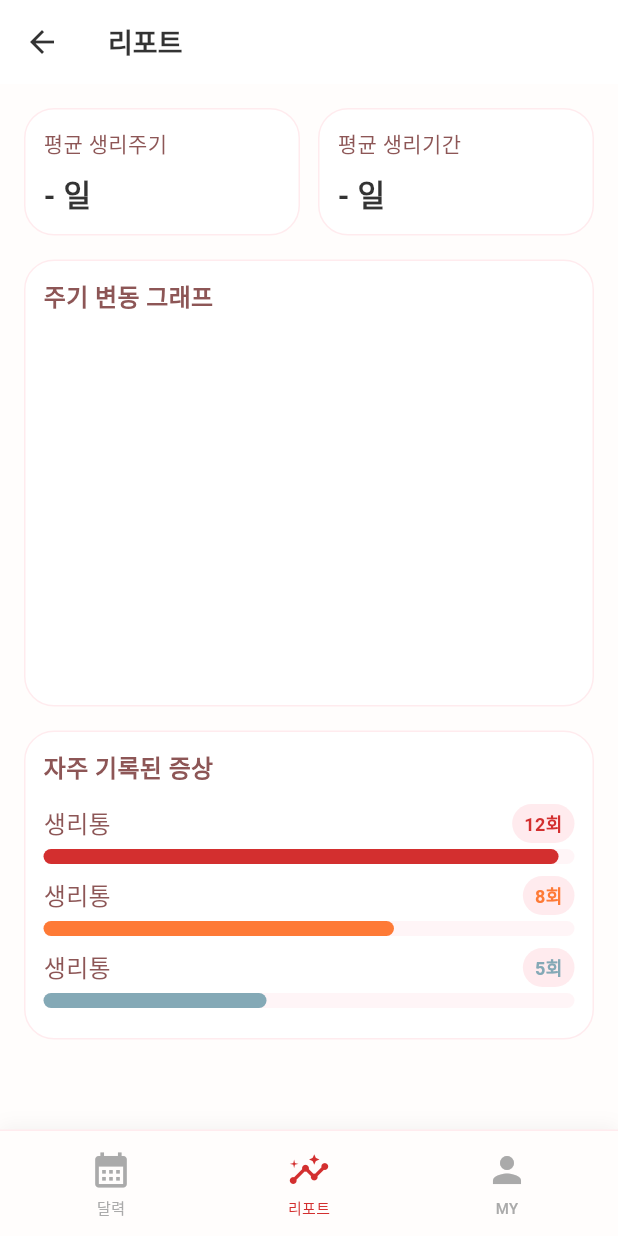
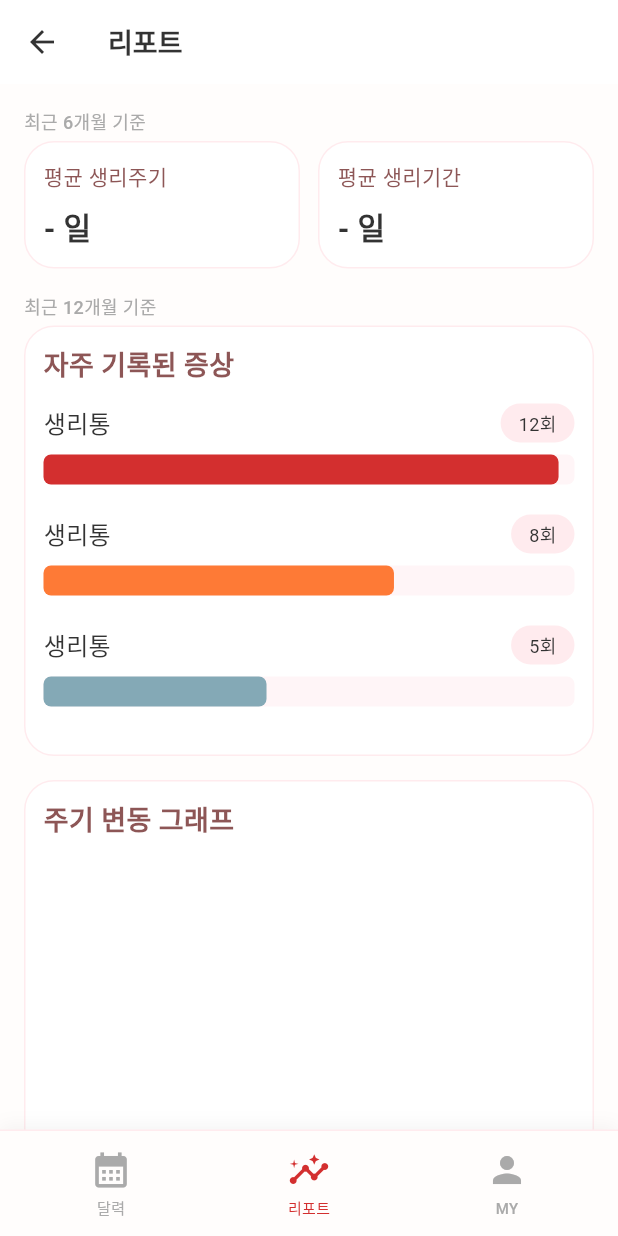
Before and after one commit to mj012345/redtime, a Flutter app: the ReportView screen opened by its route, on a phone screen of 412 x 824 dp. Run offline on Flutter 3.47's test engine with Material 3 defaults, Android fonts, the phone set to English and light mode, and no system bars; our stand-ins replace cloud_firestore, firebase_auth, firebase_core, google_sign_in; accounts and stored records are empty; network calls fail; Roboto replaces fonts that are missing (Pretendard).

Commit message:
[feat] 리포트 페이지 ui 수정

```diff
--- a/lib/view/report/report_view.dart
+++ b/lib/view/report/report_view.dart
@@ -191,6 +191,16 @@ class ReportView extends StatelessWidget {
         child: Column(
           crossAxisAlignment: CrossAxisAlignment.start,
           children: [
+            // 1. 평균 생리주기, 평균 생리기간
+            Text(
+              "최근 6개월 기준",
+              style: AppTextStyles.body.copyWith(
+                fontSize: 12,
+                color: AppColors.textDisabled,
+              ),
+            ),
+            const SizedBox(height: AppSpacing.xs),
+
             Row(
               children: [
                 Expanded(
@@ -203,6 +213,45 @@ class ReportView extends StatelessWidget {
               ],
             ),
             const SizedBox(height: AppSpacing.lg),
+            // 2. 자주 기록된 증상
+            Text(
+              "최근 12개월 기준",
+              style: AppTextStyles.body.copyWith(
+                fontSize: 12,
+                color: AppColors.textDisabled,
+              ),
+            ),
+            const SizedBox(height: AppSpacing.xs),
+
+            Container(
+              width: double.infinity,
+              padding: const EdgeInsets.all(AppSpacing.md),
+              decoration: BoxDecoration(
+                color: AppColors.surface,
+                borderRadius: BorderRadius.circular(AppSpacing.radiusLg),
+                border: Border.all(color: AppColors.primaryLight),
+              ),
+              child: Column(
+                crossAxisAlignment: CrossAxisAlignment.start,
+                children: [
+                  Text(
+                    '자주 기록된 증상',
+                    style: AppTextStyles.body.copyWith(
+                      fontSize: AppTextStyles.title.fontSize,
+                      fontWeight: FontWeight.w600,
+                      color: AppColors.textSecondary,
+                    ),
+                  ),
+                  const SizedBox(height: AppSpacing.md),
+                  for (final item in symptomStats) ...[
+                    SymptomStatItem(data: item),
+                    const SizedBox(height: AppSpacing.sm),
+                  ],
+                ],
+              ),
+            ),
+            const SizedBox(height: AppSpacing.lg),
+            // 3. 주기 변동 그래프
             Container(
               width: double.infinity,
               padding: const EdgeInsets.all(AppSpacing.md),
@@ -217,7 +266,7 @@ class ReportView extends StatelessWidget {
                   Text(
                     '주기 변동 그래프',
                     style: AppTextStyles.body.copyWith(
-                      fontSize: 16,
+                      fontSize: AppTextStyles.title.fontSize,
                       fontWeight: FontWeight.w600,
                       color: AppColors.textSecondary,
                     ),
@@ -239,34 +288,6 @@ class ReportView extends StatelessWidget {
                 ],
               ),
             ),
-            const SizedBox(height: AppSpacing.lg),
-            Container(
-              width: double.infinity,
-              padding: const EdgeInsets.all(AppSpacing.md),
-              decoration: BoxDecoration(
-                color: AppColors.surface,
-                borderRadius: BorderRadius.circular(AppSpacing.radiusLg),
-                border: Border.all(color: AppColors.primaryLight),
-              ),
-              child: Column(
-                crossAxisAlignment: CrossAxisAlignment.start,
-                children: [
-                  Text(
-                    '자주 기록된 증상',
-                    style: AppTextStyles.body.copyWith(
-                      fontSize: 16,
-                      fontWeight: FontWeight.w600,
-                      color: AppColors.textSecondary,
-                    ),
-                  ),
-                  const SizedBox(height: AppSpacing.md),
-                  for (final item in symptomStats) ...[
-                    SymptomStatItem(data: item),
-                    const SizedBox(height: AppSpacing.sm),
-                  ],
-                ],
-              ),
-            ),
           ],
         ),
       ),
--- a/lib/view/report/widgets/symptom_stat_item.dart
+++ b/lib/view/report/widgets/symptom_stat_item.dart
@@ -36,13 +36,13 @@ class SymptomStatItem extends StatelessWidget {
               data.label,
               style: AppTextStyles.body.copyWith(
                 fontSize: 16,
-                color: AppColors.textSecondary,
+                color: AppColors.textPrimary,
               ),
             ),
             const Spacer(),
             Container(
               padding: const EdgeInsets.symmetric(
-                horizontal: AppSpacing.sm,
+                horizontal: AppSpacing.md,
                 vertical: AppSpacing.xs,
               ),
               decoration: BoxDecoration(
@@ -53,36 +53,36 @@ class SymptomStatItem extends StatelessWidget {
                 '${data.count}회',
                 style: AppTextStyles.caption.copyWith(
                   fontSize: 12,
-                  fontWeight: FontWeight.w600,
-                  color: data.color,
+                  color: AppColors.textPrimary,
                 ),
               ),
             ),
           ],
         ),
-        const SizedBox(height: AppSpacing.xs),
+        const SizedBox(height: AppSpacing.sm),
         Stack(
           children: [
             Container(
-              height: 10,
+              height: 20,
               decoration: BoxDecoration(
                 color: barBg,
-                borderRadius: BorderRadius.circular(50),
+                borderRadius: BorderRadius.circular(5),
               ),
             ),
             FractionallySizedBox(
               alignment: Alignment.centerLeft,
               widthFactor: barWidthRatio,
               child: Container(
-                height: 10,
+                height: 20,
                 decoration: BoxDecoration(
                   color: data.color,
-                  borderRadius: BorderRadius.circular(50),
+                  borderRadius: BorderRadius.circular(5),
                 ),
               ),
             ),
           ],
         ),
+        const SizedBox(height: AppSpacing.md),
       ],
     );
   }
```
Also changed, not shown: 1 other file.
